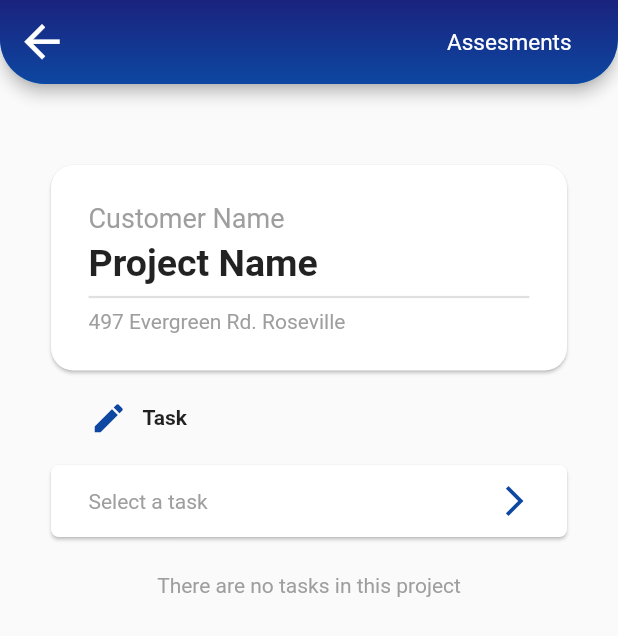
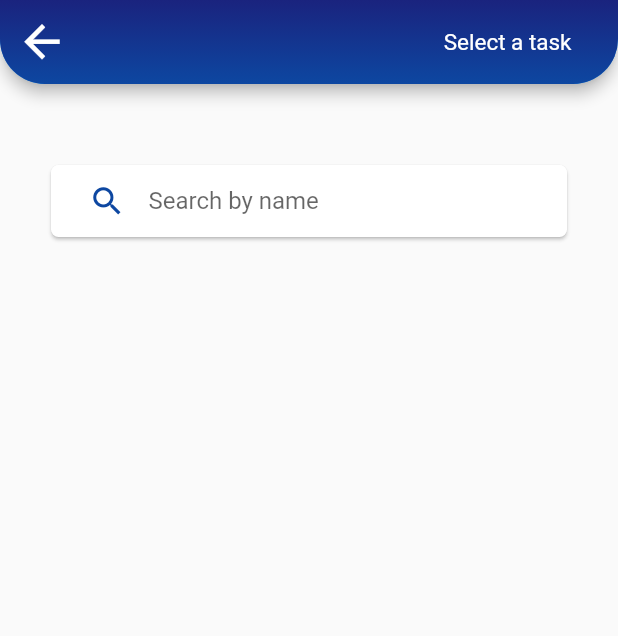
Before and after one commit to AndresGarciaSobrado91/Flutter-Tests, a Flutter app: the screen it shows after launch, after a tap on the "arrow forward ios" icon, on a phone screen of 412 x 824 dp. Shown: the top 636 px of the screen. Run offline on Flutter 3.47's test engine with Material 2 defaults, Android fonts, the phone set to English and light mode, and no system bars.

Commit message:
new page added

```diff
--- a/lib/main.dart
+++ b/lib/main.dart
@@ -1,6 +1,7 @@
 import 'package:flutter/cupertino.dart';
 import 'package:flutter/material.dart';
 import 'package:guinartbudgetsexample/customComponents/customAppBar.dart';
+import 'package:guinartbudgetsexample/selectTask.dart';
 
 void main() => runApp(MyApp());
 
@@ -35,9 +36,12 @@ class _MyHomePageState extends State<MyHomePage> {
     });
   }
 
-  void _goToPrevPage() {}
+  void _goToPrevPage() => Navigator.pop(context);
 
-  void _goToTaskSelection() {}
+  Future navigateToSelectTaskPage(context) async {
+    Navigator.push(
+        context, MaterialPageRoute(builder: (context) => SelectTask()));
+  }
 
   @override
   Widget build(BuildContext context) {
@@ -168,7 +172,9 @@ class _MyHomePageState extends State<MyHomePage> {
               width: 70.0,
               child: FlatButton(
                 padding: EdgeInsets.all(0.0),
-                onPressed: _goToTaskSelection,
+                onPressed: () {
+                  navigateToSelectTaskPage(context);
+                },
                 child: Icon(
                   Icons.arrow_forward_ios,
                   color: Colors.blue.shade900,
--- /dev/null
+++ b/lib/selectTask.dart
@@ -0,0 +1,80 @@
+import 'package:flutter/material.dart';
+
+import 'customComponents/customAppBar.dart';
+
+class SelectTask extends StatelessWidget {
+  @override
+  Widget build(BuildContext context) {
+    return Scaffold(
+      appBar: CustomAppBar(
+        "Select a task",
+        true,
+        onLeadingPressed: () {
+          Navigator.pop(context);
+        },
+      ),
+      body: Center(
+        child: Padding(
+          padding: EdgeInsets.all(30.0),
+          child: Column(
+            children: <Widget>[
+              SizedBox(height: 20.0),
+              selectTaskCard(),
+              SizedBox(height: 15.0),
+              /*taskListCard(),*/
+            ],
+          ),
+        ),
+      ),
+    );
+  }
+
+  Widget selectTaskCard() {
+    return Card(
+      shape: RoundedRectangleBorder(
+        borderRadius: BorderRadius.circular(5.0),
+      ),
+      child: Padding(
+        padding: EdgeInsets.only(left: 25.0),
+        child: Row(
+          mainAxisAlignment: MainAxisAlignment.spaceBetween,
+          children: <Widget>[
+            Padding(
+              padding: EdgeInsets.only(right: 15.0),
+              child: Icon(
+                Icons.search,
+                color: Colors.blue.shade900,
+                size: 25.0,
+              ),
+            ),
+            Expanded(
+              child: TextField(
+                decoration: InputDecoration(
+                  hintText: "Search by name",
+                  border: InputBorder.none,
+                ),
+              ),
+            ),
+          ],
+        ),
+      ),
+    );
+  }
+
+  Widget taskListCard() {
+    return Card(
+      shape: RoundedRectangleBorder(
+        borderRadius: BorderRadius.circular(15.0),
+      ),
+      child: Padding(
+        padding: EdgeInsets.all(25.0),
+        child: ListView.builder(
+          itemBuilder: (context, position) {
+            return Text("Some task here...");
+          },
+          itemCount: 5,
+        ),
+      ),
+    );
+  }
+}
```
